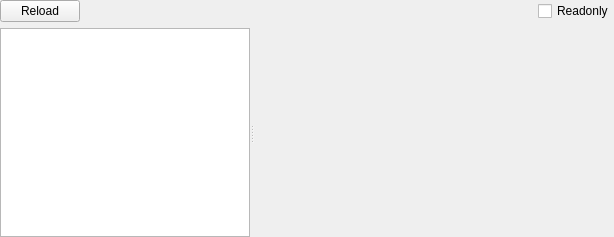
First picture: the form in DEX/dexwidget.ui, repository horsicq/FormatWidgets, before the edit.
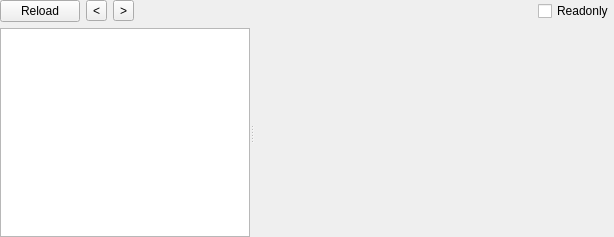
Second picture: the form after the edit. Custom widgets are drawn as their Qt base class.

```diff
--- a/DEX/dexwidget.ui
+++ b/DEX/dexwidget.ui
@@ -38,6 +38,20 @@
        </property>
       </widget>
      </item>
+     <item>
+      <widget class="QToolButton" name="toolButtonPrev">
+       <property name="text">
+        <string notr="true">&lt;</string>
+       </property>
+      </widget>
+     </item>
+     <item>
+      <widget class="QToolButton" name="toolButtonNext">
+       <property name="text">
+        <string notr="true">&gt;</string>
+       </property>
+      </widget>
+     </item>
      <item>
       <spacer name="horizontalSpacer">
        <property name="orientation">
@@ -620,12 +634,6 @@
    <header>toolswidget.h</header>
    <container>1</container>
   </customwidget>
-  <customwidget>
-   <class>XHexViewWidget</class>
-   <extends>QWidget</extends>
-   <header>xhexviewwidget.h</header>
-   <container>1</container>
-  </customwidget>
   <customwidget>
    <class>SearchStringsWidget</class>
    <extends>QWidget</extends>
@@ -650,6 +658,12 @@
    <header>xmemorymapwidget.h</header>
    <container>1</container>
   </customwidget>
+  <customwidget>
+   <class>XHexViewWidget</class>
+   <extends>QWidget</extends>
+   <header>xhexviewwidget.h</header>
+   <container>1</container>
+  </customwidget>
  </customwidgets>
  <resources/>
  <connections/>
```
